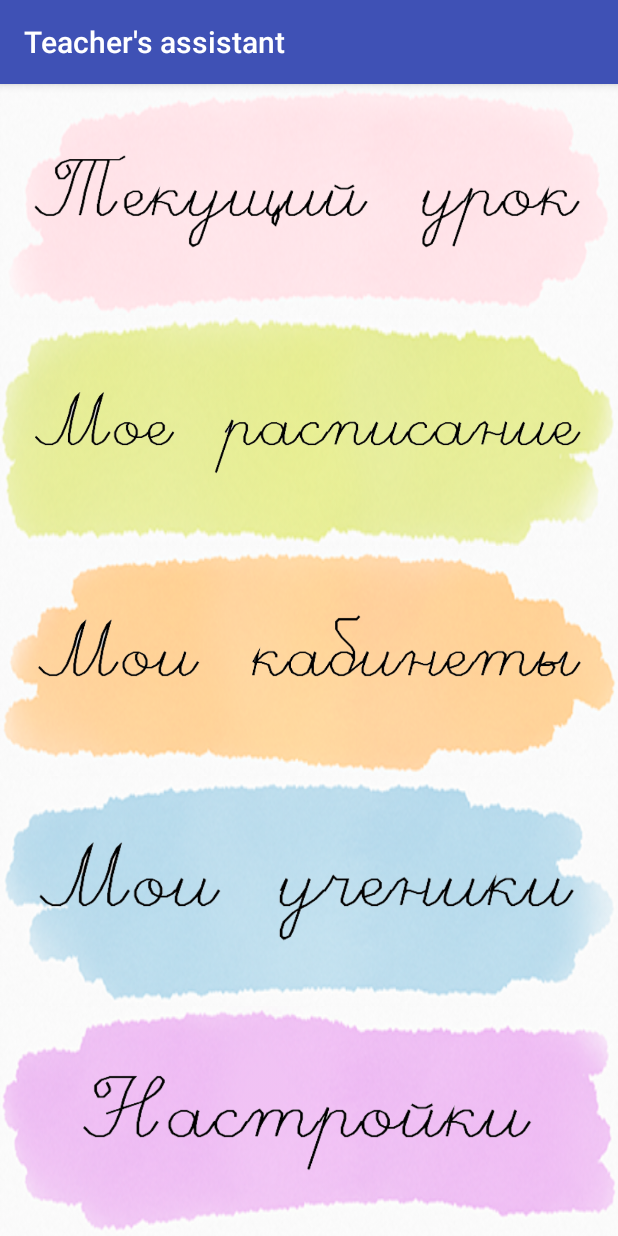
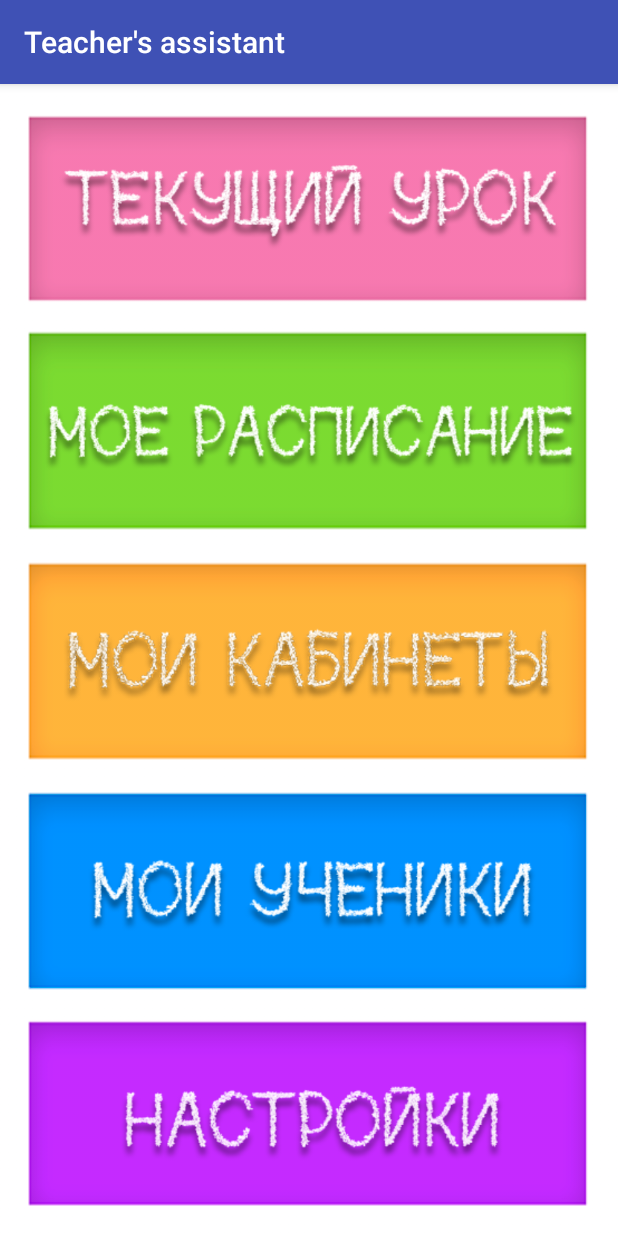
Before and after one commit to Texnar13/ItSchoolProject, an Android app: the screen it shows after launch (StartScreenActivity), on a phone screen of 412 x 824 dp. Run offline under Robolectric (Android 15) with nearby library versions, the light colour scheme and no system bars.

Commit message:
new_design_and_start_doing_out_grades

```diff
--- a/TeachersProgect/app/src/main/res/layout/activity_schedule_month.xml
+++ b/TeachersProgect/app/src/main/res/layout/activity_schedule_month.xml
@@ -5,9 +5,9 @@
     android:layout_width="match_parent"
     android:layout_height="match_parent"
     android:orientation="vertical"
-    android:background="#fdffdf"
+    android:background="#ffffff"
     tools:context="com.learning.texnar13.teachersprogect.ScheduleMonthActivity">
-
+    <!--android:background="#fdffdf"-->
     <RelativeLayout
         android:layout_width="match_parent"
         android:layout_height="wrap_content"
--- a/TeachersProgect/app/src/main/res/layout/activity_start_screen.xml
+++ b/TeachersProgect/app/src/main/res/layout/activity_start_screen.xml
@@ -28,20 +28,20 @@
                 android:layout_height="match_parent"
                 android:layout_centerInParent="true"
                 android:scaleType="fitXY"
-                app:srcCompat="@drawable/spot_1" />
+                app:srcCompat="@drawable/_1_pink_spot" />
 
             <LinearLayout
                 android:layout_width="match_parent"
                 android:layout_height="match_parent"
                 android:orientation="vertical">
 
-                <LinearLayout
+                <!--LinearLayout
                     android:layout_width="match_parent"
                     android:layout_height="match_parent"
                     android:layout_weight="2"
                     android:orientation="vertical">
 
-                </LinearLayout>
+                </LinearLayout-->
 
                 <ImageView
                     android:layout_width="match_parent"
@@ -52,15 +52,15 @@
                     android:layout_marginRight="20dp"
                     android:layout_marginStart="20dp"
                     android:layout_weight="1"
-                    app:srcCompat="@drawable/start_text_current_lesson" />
+                    app:srcCompat="@drawable/_1_current_lesson_text" />
 
-                <LinearLayout
+                <!--LinearLayout
                     android:layout_width="match_parent"
                     android:layout_height="match_parent"
                     android:layout_weight="2"
                     android:orientation="vertical">
 
-                </LinearLayout>
+                </LinearLayout-->
             </LinearLayout>
         </RelativeLayout>
 
@@ -75,7 +75,7 @@
                 android:layout_height="match_parent"
                 android:layout_centerInParent="true"
                 android:scaleType="fitXY"
-                app:srcCompat="@drawable/spot_2" />
+                app:srcCompat="@drawable/_2_green_spot" />
 
             <LinearLayout
                 android:layout_width="match_parent"
@@ -83,13 +83,13 @@
                 android:scaleType="fitXY"
                 android:orientation="vertical">
 
-                <LinearLayout
+                <!--LinearLayout
                     android:layout_width="match_parent"
                     android:layout_height="match_parent"
                     android:layout_weight="2"
                     android:orientation="vertical">
 
-                </LinearLayout>
+                </LinearLayout-->
 
                 <ImageView
                     android:layout_width="match_parent"
@@ -100,15 +100,15 @@
                     android:layout_marginRight="20dp"
                     android:layout_marginStart="20dp"
                     android:layout_weight="1"
-                    app:srcCompat="@drawable/start_text_my_schedule" />
+                    app:srcCompat="@drawable/_2_my_schedule_text" />
 
-                <LinearLayout
+                <!--LinearLayout
                     android:layout_width="match_parent"
                     android:layout_height="match_parent"
                     android:layout_weight="2"
                     android:orientation="vertical">
 
-                </LinearLayout>
+                </LinearLayout-->
             </LinearLayout>
         </RelativeLayout>
 
@@ -124,20 +124,20 @@
                 android:layout_height="match_parent"
                 android:layout_centerInParent="true"
                 android:scaleType="fitXY"
-                app:srcCompat="@drawable/spot_3" />
+                app:srcCompat="@drawable/_3_yellow_spot" />
 
             <LinearLayout
                 android:layout_width="match_parent"
                 android:layout_height="match_parent"
                 android:orientation="vertical">
 
-                <LinearLayout
+                <!--LinearLayout
                     android:layout_width="match_parent"
                     android:layout_height="match_parent"
                     android:layout_weight="2"
                     android:orientation="vertical">
 
-                </LinearLayout>
+                </LinearLayout-->
 
                 <ImageView
                     android:layout_width="match_parent"
@@ -148,15 +148,15 @@
                     android:layout_marginRight="20dp"
                     android:layout_marginStart="20dp"
                     android:layout_weight="1"
-                    app:srcCompat="@drawable/start_text_my_cabinets" />
+                    app:srcCompat="@drawable/_3_my_cabinets_text" />
 
-                <LinearLayout
+                <!--LinearLayout
                     android:layout_width="match_parent"
                     android:layout_height="match_parent"
                     android:layout_weight="2"
                     android:orientation="vertical">
 
-                </LinearLayout>
+                </LinearLayout-->
             </LinearLayout>
         </RelativeLayout>
 
@@ -171,20 +171,20 @@
                 android:layout_height="match_parent"
                 android:layout_centerInParent="true"
                 android:scaleType="fitXY"
-                app:srcCompat="@drawable/spot_4" />
+                app:srcCompat="@drawable/_4_blue_spot" />
 
             <LinearLayout
                 android:layout_width="match_parent"
                 android:layout_height="match_parent"
                 android:orientation="vertical">
 
-                <LinearLayout
+                <!--LinearLayout
                     android:layout_width="match_parent"
                     android:layout_height="match_parent"
                     android:layout_weight="2"
                     android:orientation="vertical">
 
-                </LinearLayout>
+                </LinearLayout-->
 
                 <ImageView
                     android:layout_width="match_parent"
@@ -195,15 +195,15 @@
                     android:layout_marginRight="20dp"
                     android:layout_marginStart="20dp"
                     android:layout_weight="1"
-                    app:srcCompat="@drawable/start_text_my_learners" />
+                    app:srcCompat="@drawable/_4_my_learners_text" />
 
-                <LinearLayout
+                <!--LinearLayout
                     android:layout_width="match_parent"
                     android:layout_height="match_parent"
                     android:layout_weight="2"
                     android:orientation="vertical">
 
-                </LinearLayout>
+                </LinearLayout-->
             </LinearLayout>
         </RelativeLayout>
 
@@ -216,22 +216,24 @@
             <ImageView
                 android:layout_width="match_parent"
                 android:layout_height="match_parent"
-                android:layout_centerInParent="true"
+                android:layout_alignParentLeft="true"
+                android:layout_alignParentStart="true"
+                android:layout_alignParentTop="true"
                 android:scaleType="fitXY"
-                app:srcCompat="@drawable/spot_5" />
+                app:srcCompat="@drawable/_5_violet_spot" />
 
             <LinearLayout
                 android:layout_width="match_parent"
                 android:layout_height="match_parent"
                 android:orientation="vertical">
 
-                <LinearLayout
+                <!--LinearLayout
                     android:layout_width="match_parent"
                     android:layout_height="match_parent"
                     android:layout_weight="2"
                     android:orientation="vertical">
 
-                </LinearLayout>
+                </LinearLayout-->
 
                 <ImageView
                     android:layout_width="match_parent"
@@ -243,16 +245,16 @@
                     android:layout_marginStart="20dp"
 
                     android:layout_weight="1"
-                    app:srcCompat="@drawable/start_text_settings" />
+                    app:srcCompat="@drawable/_5_settings_text" />
 
-                <LinearLayout
+                <!--LinearLayout
 
                     android:layout_width="match_parent"
                     android:layout_height="match_parent"
                     android:layout_weight="2"
                     android:orientation="vertical">
 
-                </LinearLayout>
+                </LinearLayout-->
             </LinearLayout>
         </RelativeLayout>
     </LinearLayout>
```
Also changed, not shown: TeachersProgect/app/src/main/AndroidManifest.xml (+5 -3 lines), TeachersProgect/app/src/main/java/com/learning/texnar13/teachersprogect/LearnersAndGrades/LearnersAndGradesActivity.java (+90 -7 lines), TeachersProgect/app/src/main/java/com/learning/texnar13/teachersprogect/ScheduleMonthActivity.java (+4 -4 lines), TeachersProgect/app/src/main/java/com/learning/texnar13/teachersprogect/listOf/ListOfAdapter.java (+11 -11 lines), TeachersProgect/app/src/main/res/layout/content_learners_and_grades.xml (+6 -7 lines), TeachersProgect/app/src/main/java/com/learning/texnar13/teachersprogect/listOf/ListOfActivity.java (indentation only), TeachersProgect/app/src/main/res/drawable/_1_current_lesson_text.png (added), TeachersProgect/app/src/main/res/drawable/_1_pink_spot.png (added), TeachersProgect/app/src/main/res/drawable/_2_green_spot.png (added), TeachersProgect/app/src/main/res/drawable/_2_my_schedule_text.png (added), TeachersProgect/app/src/main/res/drawable/_3_my_cabinets_text.png (added), TeachersProgect/app/src/main/res/drawable/_3_yellow_spot.png (added), TeachersProgect/app/src/main/res/drawable/_4_blue_spot.png (added), TeachersProgect/app/src/main/res/drawable/_4_my_learners_text.png (added), 2 more files.
